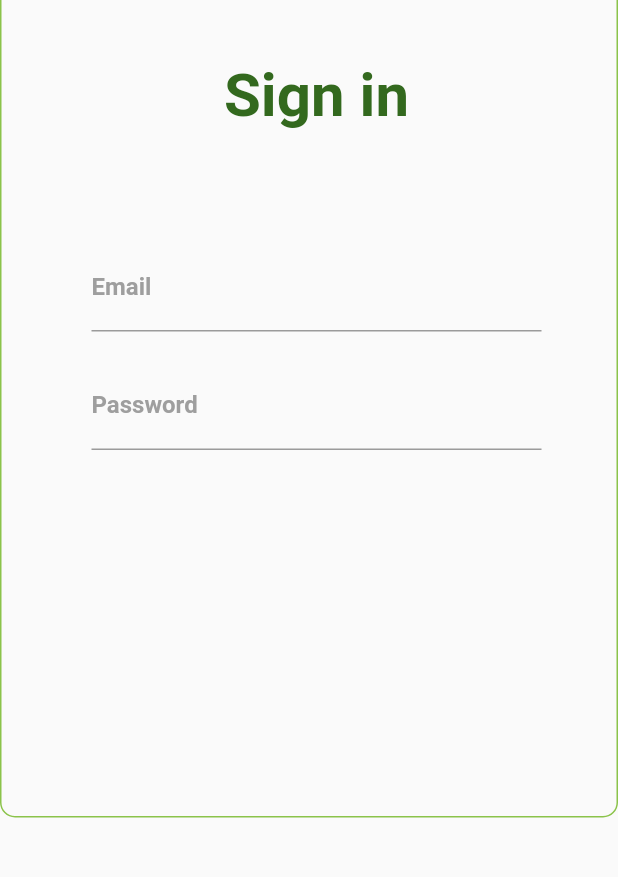
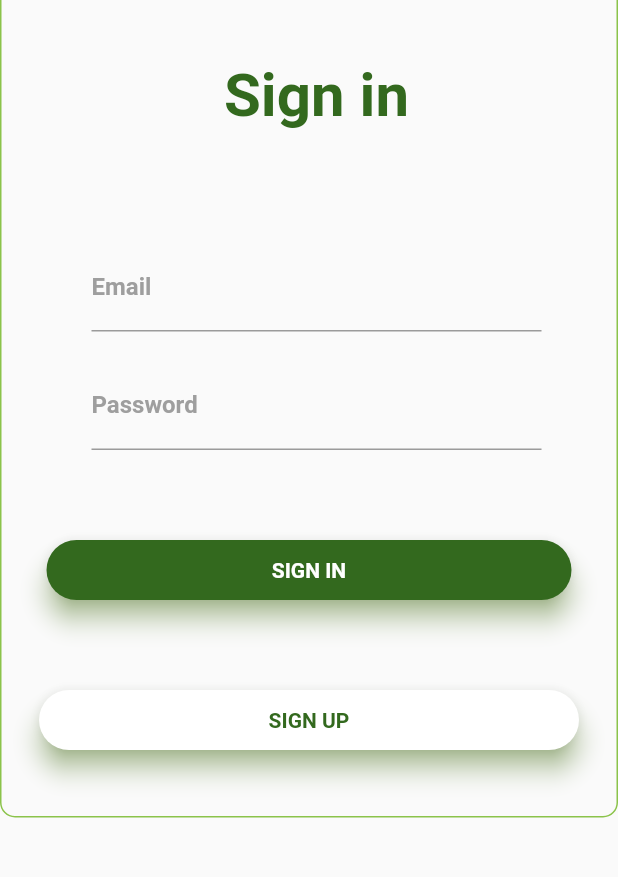
Before and after one commit to HauwaInuwa/CSC-506, a Flutter app: the screen it shows after launch, on a phone screen of 412 x 824 dp, the part 303-1180 px from its top. Run offline on Flutter 3.47's test engine with Material 2 defaults, Android fonts, the phone set to English and light mode, and no system bars; Roboto replaces fonts that are missing (Montserrat).

Commit message:
Sign in and Sign up buttons created

```diff
--- a/lib/main.dart
+++ b/lib/main.dart
@@ -87,6 +87,60 @@ class _MyHomePageState extends State<MyHomePage> {
                         ),
                       ]))),
                 ),
+                SizedBox(height: 20.0),
+                Padding(
+                  padding: const EdgeInsets.all(30.0),
+                  child: Container(
+                    height: 40.0,
+                    child: Material(
+                      borderRadius: BorderRadius.circular(20.0),
+                      shadowColor: Colors.lightGreen,
+                      color: Colors.lightGreen[900],
+                      elevation: 7.0,
+                      child: GestureDetector(
+                        // function when you tap i.e move to home page
+                        onTap: () {},
+                        child: Center(
+                          child: Text(
+                            'SIGN IN',
+                            style: TextStyle(
+                                color: Colors.white,
+                                fontWeight: FontWeight.bold,
+                                fontFamily: 'Montserrat'),
+                          ),
+                        ),
+                      ),
+                    ),
+                  ),
+                ),
+                SizedBox(
+                  height: 5.0,
+                ),
+                Padding(
+                  padding: const EdgeInsets.all(25.0),
+                  child: Container(
+                    height: 40.0,
+                    child: Material(
+                      borderRadius: BorderRadius.circular(20.0),
+                      shadowColor: Colors.lightGreen,
+                      color: Colors.white,
+                      elevation: 7.0,
+                      child: GestureDetector(
+                        // function when you tap i.e move to home page
+                        onTap: () {},
+                        child: Center(
+                          child: Text(
+                            'SIGN UP',
+                            style: TextStyle(
+                                color: Colors.lightGreen[900],
+                                fontWeight: FontWeight.bold,
+                                fontFamily: 'Montserrat'),
+                          ),
+                        ),
+                      ),
+                    ),
+                  ),
+                ),
               ]),
         )));
   }
```
